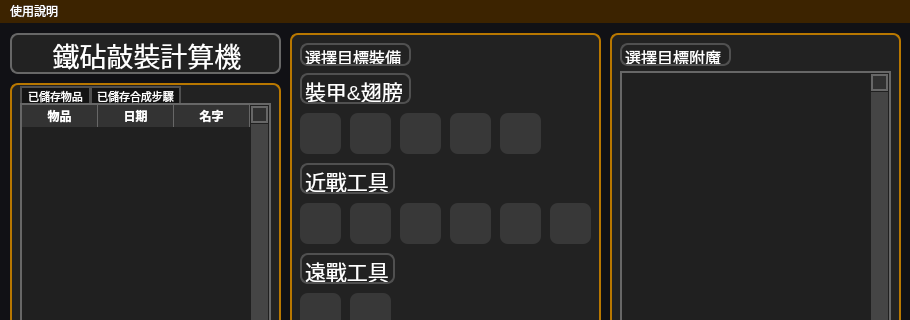
Old version of the form ui/mainMenu.ui in the repository Remintonnn/anvilMan; both pictures show x 0 to 910 and y 0 to 320 of the 910 by 862 pixel window.
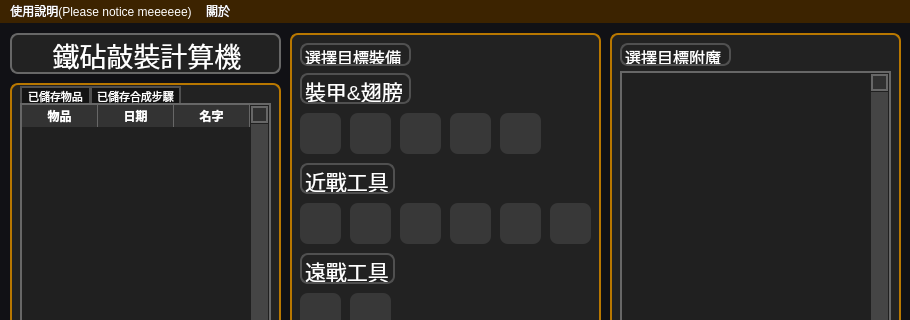
New version of the form. Icons and pictures are not drawn.

Commit message: UI looks weird with so little text there

```diff
--- a/ui/mainMenu.ui
+++ b/ui/mainMenu.ui
@@ -1527,10 +1527,16 @@
    </property>
    <widget class="QMenu" name="manual">
     <property name="title">
-     <string>使用說明</string>
+     <string>使用說明(Please notice meeeeee)</string>
+    </property>
+   </widget>
+   <widget class="QMenu" name="menu">
+    <property name="title">
+     <string>關於</string>
     </property>
    </widget>
    <addaction name="manual"/>
+   <addaction name="menu"/>
   </widget>
  </widget>
  <resources>
```
The commit also changes 1 other file.
